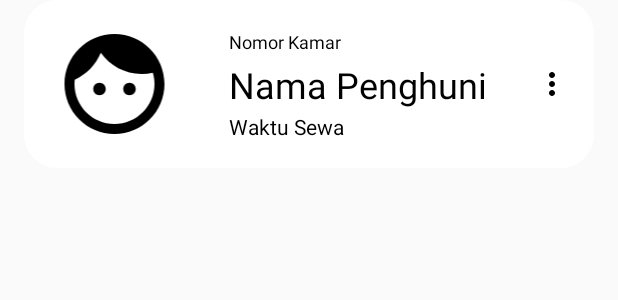
After one commit to FakhryanZ/smartkos-android, an Android app: the layout item_penghuni.xml on its own in the app's theme, with its tools: preview values and no code run, on a phone screen of 412 x 824 dp. The commit adds this screen. Shown: the top 300 px of the screen. Run offline under Robolectric (Android 15) with nearby library versions, the phone set to English and light mode, and no system bars.

Commit message:
change PenghuniActivity to RecyclerView

```diff
--- /dev/null
+++ b/app/src/main/res/layout/item_penghuni.xml
@@ -0,0 +1,77 @@
+<?xml version="1.0" encoding="utf-8"?>
+<androidx.constraintlayout.widget.ConstraintLayout xmlns:android="http://schemas.android.com/apk/res/android"
+    xmlns:app="http://schemas.android.com/apk/res-auto"
+    android:layout_width="match_parent"
+    android:layout_height="wrap_content"
+    android:layout_marginStart="16dp"
+    android:layout_marginEnd="16dp"
+    android:background="@drawable/curved_rectangle_all">
+
+    <TextView
+        android:id="@+id/waktuSewa"
+        android:layout_width="wrap_content"
+        android:layout_height="wrap_content"
+        android:layout_marginStart="16dp"
+        android:layout_marginBottom="16dp"
+        android:text="Waktu Sewa"
+        android:textColor="@color/black"
+        android:textSize="14sp"
+        app:layout_constraintBottom_toBottomOf="parent"
+        app:layout_constraintStart_toStartOf="@+id/guideline17"
+        app:layout_constraintTop_toBottomOf="@+id/namaPenghuni" />
+
+    <ImageView
+        android:id="@+id/imageView4"
+        android:layout_width="0dp"
+        android:layout_height="80dp"
+        android:layout_marginTop="16dp"
+        android:layout_marginBottom="16dp"
+        app:layout_constraintBottom_toBottomOf="parent"
+        app:layout_constraintEnd_toStartOf="@+id/guideline17"
+        app:layout_constraintStart_toStartOf="parent"
+        app:layout_constraintTop_toTopOf="parent"
+        app:srcCompat="@drawable/ic_face_black_24dp" />
+
+    <TextView
+        android:id="@+id/nomorKamar"
+        android:layout_width="wrap_content"
+        android:layout_height="wrap_content"
+        android:layout_marginStart="16dp"
+        android:layout_marginTop="16dp"
+        android:text="Nomor Kamar"
+        android:textColor="@color/black"
+        android:textSize="12sp"
+        app:layout_constraintBottom_toTopOf="@+id/namaPenghuni"
+        app:layout_constraintStart_toStartOf="@+id/guideline17"
+        app:layout_constraintTop_toTopOf="parent" />
+
+    <TextView
+        android:id="@+id/namaPenghuni"
+        android:layout_width="wrap_content"
+        android:layout_height="wrap_content"
+        android:layout_marginStart="16dp"
+        android:text="Nama Penghuni"
+        android:textColor="@color/black"
+        android:textSize="24sp"
+        app:layout_constraintBottom_toBottomOf="parent"
+        app:layout_constraintStart_toStartOf="@+id/guideline17"
+        app:layout_constraintTop_toTopOf="parent" />
+
+    <Button
+        android:id="@+id/button_more"
+        android:layout_width="24dp"
+        android:layout_height="24dp"
+        android:layout_marginEnd="16dp"
+        android:background="@drawable/ic_more_vert_black_24dp"
+        app:layout_constraintBottom_toBottomOf="parent"
+        app:layout_constraintEnd_toEndOf="parent"
+        app:layout_constraintTop_toTopOf="parent" />
+
+    <androidx.constraintlayout.widget.Guideline
+        android:id="@+id/guideline17"
+        android:layout_width="wrap_content"
+        android:layout_height="wrap_content"
+        android:orientation="vertical"
+        app:layout_constraintGuide_begin="121dp" />
+
+</androidx.constraintlayout.widget.ConstraintLayout>
```
Also changed, not shown: app/src/main/java/com/polinema/smartkos/adapters/PenghuniAdapter.java (added, +54 -0 lines), app/src/main/res/layout/activity_penghuni.xml (+7 -78 lines), app/src/main/res/layout/activity_tambah_penghuni.xml (+9 -9 lines).
